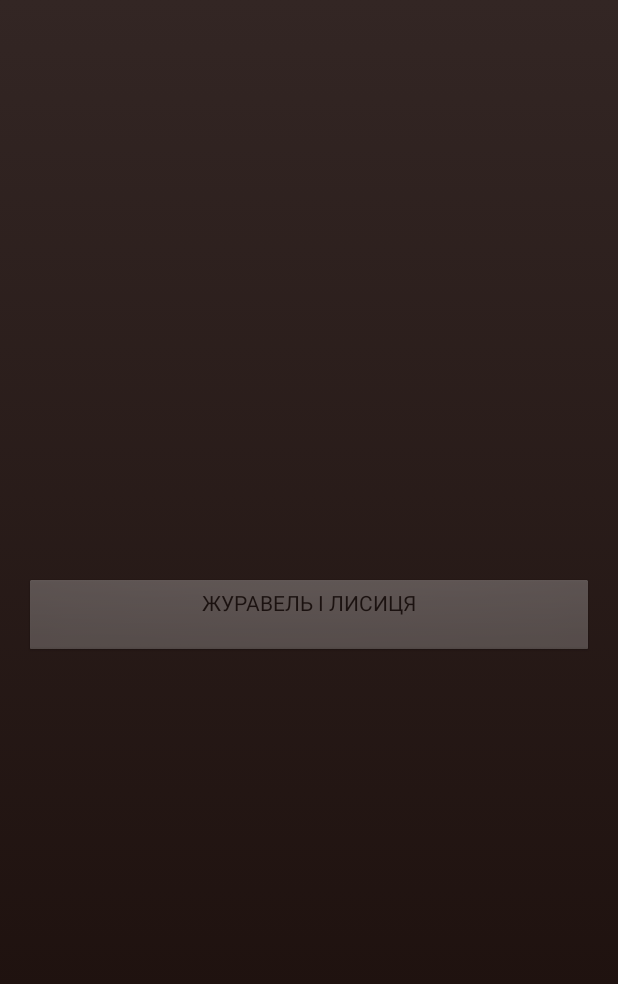
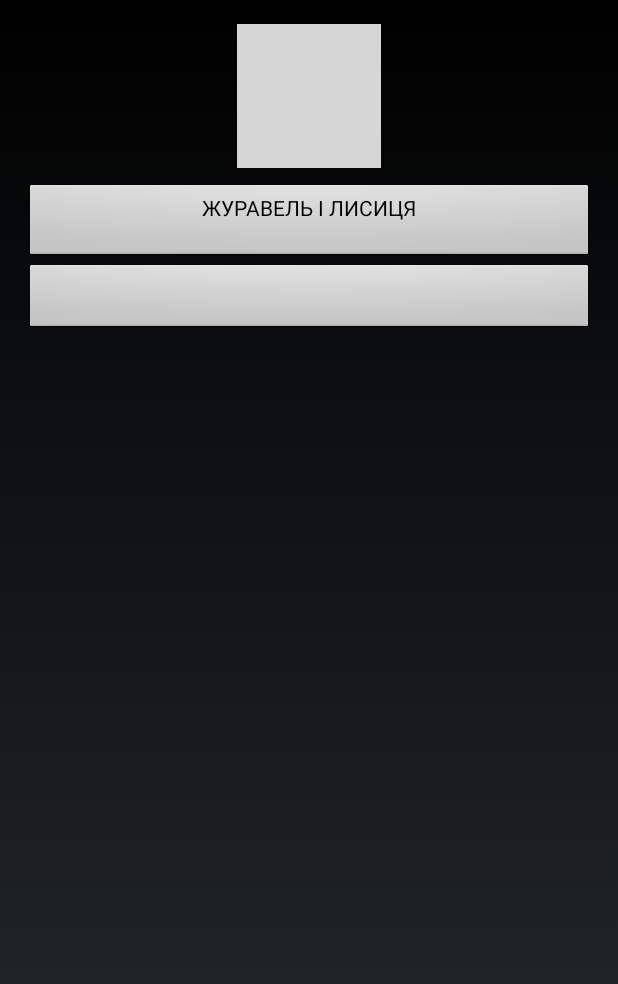
Before and after one commit to radric/Tales, an Android app: the screen it shows after launch (MainActivity), on a phone screen of 412 x 824 dp. Shown: the top 984 px of the screen. Run offline under Robolectric (Android 15) with nearby library versions, the phone set to English and light mode, and no system bars; grey boxes are pictures that could not be loaded.

Commit message:
add themes

```diff
--- a/app/src/main/java/ua/andriyantonov/tales/MainActivity.java
+++ b/app/src/main/java/ua/andriyantonov/tales/MainActivity.java
@@ -5,14 +5,12 @@ import android.content.Context;
 import android.content.Intent;
 import android.content.res.AssetManager;
 import android.os.PowerManager;
-import android.support.v7.app.ActionBarActivity;
 import android.os.Bundle;
 import android.util.Log;
 import android.view.Menu;
 import android.view.MenuItem;
 import android.view.View;
 import android.widget.Button;
-
 import java.io.IOException;
 import java.io.InputStream;
 
@@ -22,47 +20,64 @@ public class MainActivity extends Activity {
     public PowerManager.WakeLock myWakeLock;
     InputStream is;
     AssetManager am;
-    Intent intentToTale;
-    public String taleName_str;
+    Intent intent;
+    public String taleName_str1,taleName_str2;
 
-    Button btn_tale1;
+    Button btn_tale1,btn_tale2;
+    int size;
+    byte[] buffer;
     public static String TAG = "myLogs";
 
     @Override
     protected void onCreate(Bundle savedInstanceState) {
         super.onCreate(savedInstanceState);
+        Utils.onActivityCreateSetTheme(this);
         setContentView(R.layout.activity_main);
         onWakeLock();
 
         btn_tale1 = (Button) findViewById(R.id.btn_tale1);
+        btn_tale2 = (Button) findViewById(R.id.btn_tale2);
 
-
-
-        am = getAssets();
-        try {
-            is = am.open("tale1_name.txt");
-            int size = is.available();
-            byte[] buffer = new byte[size];
-            is.read(buffer);
-            is.close();
-
-            taleName_str = new String(buffer);
-            btn_tale1.setText(taleName_str);
-
-        } catch (IOException e) {
-            e.printStackTrace();
-        }
+        getTaleNames();
     }
 
     public void onClickRead(View view) {
         switch (view.getId()){
             case R.id.btn_tale1:
-                intentToTale = new Intent(MainActivity.this,tale1.class);
-                intentToTale.putExtra("taleNameExtra",taleName_str);
-                startActivity(intentToTale);
+                intent = new Intent("ua.andriyantonov.tales.tale1");
+                intent.putExtra("taleNameExtra",taleName_str1);
+                startActivity(intent);
+                break;
+            case R.id.btn_tale2:
+                intent = new Intent("ua.andriyantonov.tales.tale2");
+                intent.putExtra("taleNameExtra",taleName_str2);
+                startActivity(intent);
+                break;
         }
     }
 
+    private void getTaleNames() {
+        am = getAssets();
+        try {
+            is = am.open("tale1_name.txt");
+            size = is.available();
+            buffer = new byte[size];
+            is.read(buffer);
+            is.close();
+            taleName_str1 = new String(buffer);
+            btn_tale1.setText(taleName_str1);
+
+            is=am.open("tale2_name.txt");
+            size=is.available();
+            buffer = new byte[size];
+            is.read(buffer);
+            is.close();
+            taleName_str2=new String(buffer);
+            btn_tale2.setText(taleName_str2);
+        } catch (IOException e) {
+            e.printStackTrace();
+        }
+    }
     @Override
     public boolean onCreateOptionsMenu(Menu menu) {
         // Inflate the menu; this adds items to the action bar if it is present.
@@ -72,18 +87,15 @@ public class MainActivity extends Activity {
 
     @Override
     public boolean onOptionsItemSelected(MenuItem item) {
-        // Handle action bar item clicks here. The action bar will
-        // automatically handle clicks on the Home/Up button, so long
-        // as you specify a parent activity in AndroidManifest.xml.
-        int id = item.getItemId();
-
-        //noinspection SimplifiableIfStatement
-        if (id == R.id.action_settings) {
-            return true;
+         int id = item.getItemId();
+         if (id == R.id.action_settings) {
+            intent = new Intent(this,Settings.class);
+            startActivity(intent);
         }
 
         return super.onOptionsItemSelected(item);
     }
+
 
 //    This code together with the one in onDestroy()
 //    will make the screen be always on until this Activity gets destroyed
@@ -92,18 +104,10 @@ public class MainActivity extends Activity {
         this.myWakeLock = pm.newWakeLock(PowerManager.SCREEN_DIM_WAKE_LOCK, "My tag");
         this.myWakeLock.acquire();
     }
-
-    @Override
-    public void onStop(){
-        Log.d(TAG,"onStop");
-        super.onStop();
-    }
     @Override
     public void onDestroy(){
         this.myWakeLock.release();
         super.onDestroy();
         Log.d(TAG,"onDestroy");
     }
-
-
 }
--- /dev/null
+++ b/app/src/main/java/ua/andriyantonov/tales/Utils.java
@@ -0,0 +1,32 @@
+package ua.andriyantonov.tales;
+
+import android.app.Activity;
+import android.content.Intent;
+
+public class Utils {
+
+    private static int sTheme;
+    public final static int THEME_DAY = 0;
+    public final static int THEME_NIGHT = 1;
+
+
+    //Set the theme of the Activity, and restart it by creating a new Activity of the same type.
+    public static void changeToTheme(Activity activity, int theme) {
+        sTheme = theme;
+        activity.finish();
+        activity.startActivity(new Intent(activity, activity.getClass()));
+    }
+
+    // Set the theme of the activity, according to the configuration.
+    public static void onActivityCreateSetTheme(Activity activity){
+        switch (sTheme){
+            default:
+            case THEME_DAY:
+                activity.setTheme(R.style.ThemeDay);
+                break;
+            case THEME_NIGHT:
+                activity.setTheme(R.style.ThemeDay);
+                break;
+        }
+    }
+}
--- a/app/src/main/res/drawable/theme_background.xml
+++ b/app/src/main/res/drawable/background_theme_day.xml
@@ -4,8 +4,8 @@
     android:shape="rectangle">
     <gradient
         android:angle="90"
-        android:endColor="@color/theme_endcolor_back"
-        android:startColor="@color/theme_startcolor_back"
-               />
+        android:startColor="@color/theme_background_startColor_day"
+        android:endColor="@color/theme_background_endColor_day"/>
+
 
 </shape>
--- a/app/src/main/res/layout/activity_main.xml
+++ b/app/src/main/res/layout/activity_main.xml
@@ -4,13 +4,42 @@
     android:paddingRight="@dimen/activity_horizontal_margin"
     android:paddingTop="@dimen/activity_vertical_margin"
     android:paddingBottom="@dimen/activity_vertical_margin" tools:context=".MainActivity">
-
+    <LinearLayout
+        android:layout_width="wrap_content"
+        android:layout_height="wrap_content"
+        android:id="@+id/ll_logo"
+        android:layout_centerHorizontal="true"
+        android:layout_marginBottom="10dp">
+        <ImageView
+            android:layout_width="wrap_content"
+            android:layout_height="wrap_content"
+            android:contentDescription="I M A G E"
+            android:src="@drawable/image"/>
+        </LinearLayout>
+    <ScrollView
+        android:layout_width="match_parent"
+        android:layout_height="match_parent"
+        android:layout_below="@+id/ll_logo">
+    <LinearLayout
+    android:layout_width="match_parent"
+    android:layout_height="wrap_content"
+    android:orientation="vertical"
+    >
     <Button
         android:layout_width="match_parent"
         android:layout_height="wrap_content"
         android:id="@+id/btn_tale1"
         android:onClick="onClickRead"
         android:layout_centerVertical="true"
-        android:layout_centerHorizontal="true"
-        style="@style/playerBtnStyle"/>
+        android:layout_centerHorizontal="true"/>
+    <Button
+        android:layout_width="match_parent"
+        android:layout_height="wrap_content"
+        android:id="@+id/btn_tale2"
+        android:onClick="onClickRead"
+        android:layout_centerVertical="true"
+        android:layout_centerHorizontal="true"/>
+    </LinearLayout>
+    </ScrollView>
+
 </RelativeLayout>
--- /dev/null
+++ b/app/src/main/res/menu/menu_settings.xml
@@ -0,0 +1,6 @@
+<menu xmlns:android="http://schemas.android.com/apk/res/android"
+    xmlns:app="http://schemas.android.com/apk/res-auto"
+    xmlns:tools="http://schemas.android.com/tools" tools:context="ua.andriyantonov.tales.Settings">
+    <item android:id="@+id/action_settings" android:title="@string/action_settings"
+        android:orderInCategory="100" app:showAsAction="never" />
+</menu>
--- /dev/null
+++ b/app/src/main/res/values/attrs.xml
@@ -0,0 +1,6 @@
+<?xml version="1.0" encoding="utf-8"?>
+<resources>
+    <attr name="pageBackground" format="reference" />
+    <attr name="pagePaddingLayout" format="reference"/>
+    <attr name="textTitle" format="reference"/>
+</resources>
--- /dev/null
+++ b/app/src/main/res/values/colors.xml
@@ -0,0 +1,9 @@
+<?xml version="1.0" encoding="utf-8"?>
+<resources>
+
+    //tTheme.Day
+    <color name="theme_background_startColor_day">#ffffffc2</color>
+    <color name="theme_background_endColor_day">#ffc1861c</color>
+    <color name="textTitle_color_day">#ff90341e</color>
+    <color name="textTitle_shadowColor_day">#ff582012</color>
+</resources>
--- a/app/src/main/res/values/styles.xml
+++ b/app/src/main/res/values/styles.xml
@@ -2,21 +2,38 @@
 
     <!-- Base application theme. -->
     <style name="MyTaleTheme" parent="@android:style/Theme.Translucent.NoTitleBar.Fullscreen">
+        <item name="android:windowBackground">@drawable/background_theme_day</item>
         <item name="android:orientation">vertical</item>
-        <item name="android:windowBackground">@drawable/theme_background</item>
     </style>
     <style name="taleNameStyle">
         <item name="android:textStyle">bold</item>
         <item name="android:textSize">25sp</item>
         <item name="android:textAllCaps">true</item>
-        <item name="android:textColor">@color/taleNameColor</item>
     </style>
     <style name="taleTextStyle">
         <item name="android:textSize">19sp</item>
-        <item name="android:textColor">@color/taleTextColor</item>
     </style>
-    <style name="playerBtnStyle">
-        <item name="android:alpha">0.3</item>
+
+
+
+//Theme.day
+    <style name="pageBackground_day">
+        <item name="android:windowBackground">@drawable/background_theme_day</item>
+    </style>
+    <style name="pagePaddingLayout_day">
+        <item name="android:padding">@dimen/page_margin_day</item>
+    </style>
+    <dimen name="page_margin_day">2sp</dimen>
+    <style name="textTitle_day">
+        <item name="android:textColor">@color/textTitle_color_day</item>
+        <item name="android:textStyle">bold</item>
+        <item name="android:textSize">25sp</item>
+        <item name="android:textAllCaps">true</item>
+        <item name="android:gravity">center_vertical</item>
+        <item name="android:shadowDx">1.0</item>
+        <item name="android:shadowDy">1.0</item>
+        <item name="android:shadowRadius">1</item>
+        <item name="android:shadowColor">@color/textTitle_shadowColor_day</item>
     </style>
 
 </resources>
--- /dev/null
+++ b/app/src/main/res/values/themes.xml
@@ -0,0 +1,9 @@
+<?xml version="1.0" encoding="utf-8"?>
+<resources>
+    <style name="ThemeDay" parent="@android:style/Theme.NoTitleBar">
+        <item name="pageBackground">@style/pageBackground_day</item>
+        <item name="pagePaddingLayout">@style/pagePaddingLayout_day</item>
+        <item name="textTitle">@style/textTitle_day</item>
+        <item name="android:orientation">vertical</item>
+    </style>
+</resources>
```
Also changed, not shown: app/src/main/AndroidManifest.xml (+15 -7 lines), app/src/main/java/ua/andriyantonov/tales/Settings.java (added, +60 -0 lines), app/src/main/java/ua/andriyantonov/tales/tale1.java (+4 -6 lines), app/src/main/res/layout/activity_settings.xml (added, +35 -0 lines), app/src/main/res/layout/activity_tale1.xml (+13 -21 lines), app/src/main/res/values/strings.xml (+7 -6 lines).
